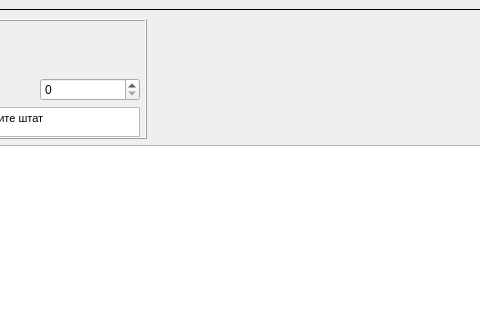
Old version of the form Script_UI.ui in the repository AnikinVladislav/Python-ITMO; both pictures show x 276 to 756 and y 0 to 320 of the 927 by 642 pixel window.
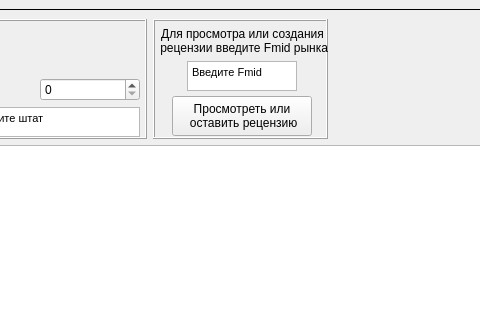
New version of the form. The open tabs and pages were chosen to show the change.

Commit message: Added to View_UI button ViewWriteReviews and review page

```diff
--- a/Script_UI.ui
+++ b/Script_UI.ui
@@ -28,6 +28,304 @@
       </property>
       <widget class="QWidget" name="page">
        <layout class="QGridLayout" name="gridLayout_3">
+        <item row="0" column="3">
+         <widget class="QFrame" name="frame_2">
+          <property name="minimumSize">
+           <size>
+            <width>150</width>
+            <height>120</height>
+           </size>
+          </property>
+          <property name="maximumSize">
+           <size>
+            <width>150</width>
+            <height>120</height>
+           </size>
+          </property>
+          <property name="frameShape">
+           <enum>QFrame::Box</enum>
+          </property>
+          <property name="frameShadow">
+           <enum>QFrame::Raised</enum>
+          </property>
+          <layout class="QVBoxLayout" name="verticalLayout">
+           <property name="leftMargin">
+            <number>1</number>
+           </property>
+           <property name="topMargin">
+            <number>1</number>
+           </property>
+           <property name="rightMargin">
+            <number>1</number>
+           </property>
+           <property name="bottomMargin">
+            <number>1</number>
+           </property>
+           <item>
+            <widget class="QPushButton" name="ButtonViewAllMarkets">
+             <property name="minimumSize">
+              <size>
+               <width>100</width>
+               <height>50</height>
+              </size>
+             </property>
+             <property name="text">
+              <string>Просмотреть все рынки</string>
+             </property>
+            </widget>
+           </item>
+           <item>
+            <widget class="QPushButton" name="ButtonFindMarkets">
+             <property name="minimumSize">
+              <size>
+               <width>50</width>
+               <height>50</height>
+              </size>
+             </property>
+             <property name="text">
+              <string>Найти рынки</string>
+             </property>
+            </widget>
+           </item>
+          </layout>
+         </widget>
+        </item>
+        <item row="0" column="2">
+         <spacer name="horizontalSpacer_3">
+          <property name="orientation">
+           <enum>Qt::Horizontal</enum>
+          </property>
+          <property name="sizeHint" stdset="0">
+           <size>
+            <width>40</width>
+            <height>20</height>
+           </size>
+          </property>
+         </spacer>
+        </item>
+        <item row="1" column="0" colspan="4">
+         <widget class="QTableWidget" name="MarketTable">
+          <property name="minimumSize">
+           <size>
+            <width>0</width>
+            <height>0</height>
+           </size>
+          </property>
+         </widget>
+        </item>
+        <item row="0" column="1">
+         <widget class="QFrame" name="frame_3">
+          <property name="enabled">
+           <bool>true</bool>
+          </property>
+          <property name="sizePolicy">
+           <sizepolicy hsizetype="Preferred" vsizetype="Preferred">
+            <horstretch>0</horstretch>
+            <verstretch>0</verstretch>
+           </sizepolicy>
+          </property>
+          <property name="minimumSize">
+           <size>
+            <width>175</width>
+            <height>120</height>
+           </size>
+          </property>
+          <property name="maximumSize">
+           <size>
+            <width>175</width>
+            <height>120</height>
+           </size>
+          </property>
+          <property name="layoutDirection">
+           <enum>Qt::LeftToRight</enum>
+          </property>
+          <property name="autoFillBackground">
+           <bool>false</bool>
+          </property>
+          <property name="inputMethodHints">
+           <set>Qt::ImhNone</set>
+          </property>
+          <property name="frameShape">
+           <enum>QFrame::Box</enum>
+          </property>
+          <property name="frameShadow">
+           <enum>QFrame::Raised</enum>
+          </property>
+          <layout class="QVBoxLayout" name="verticalLayout_2">
+           <property name="spacing">
+            <number>0</number>
+           </property>
+           <property name="leftMargin">
+            <number>0</number>
+           </property>
+           <property name="topMargin">
+            <number>0</number>
+           </property>
+           <property name="rightMargin">
+            <number>0</number>
+           </property>
+           <property name="bottomMargin">
+            <number>0</number>
+           </property>
+           <item>
+            <widget class="QLabel" name="label">
+             <property name="minimumSize">
+              <size>
+               <width>175</width>
+               <height>40</height>
+              </size>
+             </property>
+             <property name="maximumSize">
+              <size>
+               <width>175</width>
+               <height>400</height>
+              </size>
+             </property>
+             <property name="text">
+              <string>Для просмотра или создания
+ рецензии введите Fmid рынка</string>
+             </property>
+             <property name="alignment">
+              <set>Qt::AlignCenter</set>
+             </property>
+            </widget>
+           </item>
+           <item>
+            <widget class="QWidget" name="widget" native="true">
+             <property name="minimumSize">
+              <size>
+               <width>175</width>
+               <height>30</height>
+              </size>
+             </property>
+             <property name="maximumSize">
+              <size>
+               <width>175</width>
+               <height>30</height>
+              </size>
+             </property>
+             <layout class="QHBoxLayout" name="horizontalLayout_4">
+              <property name="spacing">
+               <number>0</number>
+              </property>
+              <property name="leftMargin">
+               <number>0</number>
+              </property>
+              <property name="topMargin">
+               <number>0</number>
+              </property>
+              <property name="rightMargin">
+               <number>0</number>
+              </property>
+              <property name="bottomMargin">
+               <number>0</number>
+              </property>
+              <item>
+               <widget class="QTextEdit" name="inputFmid">
+                <property name="minimumSize">
+                 <size>
+                  <width>110</width>
+                  <height>30</height>
+                 </size>
+                </property>
+                <property name="maximumSize">
+                 <size>
+                  <width>110</width>
+                  <height>30</height>
+                 </size>
+                </property>
+                <property name="html">
+                 <string>&lt;!DOCTYPE HTML PUBLIC &quot;-//W3C//DTD HTML 4.0//EN&quot; &quot;http://www.w3.org/TR/REC-html40/strict.dtd&quot;&gt;
+&lt;html&gt;&lt;head&gt;&lt;meta name=&quot;qrichtext&quot; content=&quot;1&quot; /&gt;&lt;style type=&quot;text/css&quot;&gt;
+p, li { white-space: pre-wrap; }
+&lt;/style&gt;&lt;/head&gt;&lt;body style=&quot; font-family:'MS Shell Dlg 2'; font-size:8.25pt; font-weight:400; font-style:normal;&quot;&gt;
+&lt;p style=&quot; margin-top:0px; margin-bottom:0px; margin-left:0px; margin-right:0px; -qt-block-indent:0; text-indent:0px;&quot;&gt;Введите Fmid&lt;/p&gt;&lt;/body&gt;&lt;/html&gt;</string>
+                </property>
+               </widget>
+              </item>
+             </layout>
+            </widget>
+           </item>
+           <item>
+            <widget class="QFrame" name="frame_4">
+             <property name="minimumSize">
+              <size>
+               <width>175</width>
+               <height>50</height>
+              </size>
+             </property>
+             <property name="maximumSize">
+              <size>
+               <width>175</width>
+               <height>50</height>
+              </size>
+             </property>
+             <property name="frameShape">
+              <enum>QFrame::NoFrame</enum>
+             </property>
+             <property name="frameShadow">
+              <enum>QFrame::Raised</enum>
+             </property>
+             <property name="lineWidth">
+              <number>1</number>
+             </property>
+             <layout class="QHBoxLayout" name="horizontalLayout_3">
+              <property name="spacing">
+               <number>0</number>
+              </property>
+              <property name="leftMargin">
+               <number>0</number>
+              </property>
+              <property name="topMargin">
+               <number>0</number>
+              </property>
+              <property name="rightMargin">
+               <number>0</number>
+              </property>
+              <property name="bottomMargin">
+               <number>0</number>
+              </property>
+              <item>
+               <widget class="QPushButton" name="ButtonViewWriteReviews">
+                <property name="enabled">
+                 <bool>true</bool>
+                </property>
+                <property name="minimumSize">
+                 <size>
+                  <width>140</width>
+                  <height>0</height>
+                 </size>
+                </property>
+                <property name="maximumSize">
+                 <size>
+                  <width>140</width>
+                  <height>40</height>
+                 </size>
+                </property>
+                <property name="text">
+                 <string>Просмотреть или
+ оставить рецензию</string>
+                </property>
+                <property name="checkable">
+                 <bool>false</bool>
+                </property>
+                <property name="autoDefault">
+                 <bool>false</bool>
+                </property>
+                <property name="default">
+                 <bool>false</bool>
+                </property>
+                <property name="flat">
+                 <bool>false</bool>
+                </property>
+               </widget>
+              </item>
+             </layout>
+            </widget>
+           </item>
+          </layout>
+         </widget>
+        </item>
         <item row="0" column="0">
          <widget class="QFrame" name="frame">
           <property name="maximumSize">
@@ -265,85 +563,6 @@
           </layout>
          </widget>
         </item>
-        <item row="0" column="2">
-         <widget class="QFrame" name="frame_2">
-          <property name="minimumSize">
-           <size>
-            <width>150</width>
-            <height>0</height>
-           </size>
-          </property>
-          <property name="frameShape">
-           <enum>QFrame::Box</enum>
-          </property>
-          <property name="frameShadow">
-           <enum>QFrame::Raised</enum>
-          </property>
-          <layout class="QVBoxLayout" name="verticalLayout">
-           <property name="leftMargin">
-            <number>1</number>
-           </property>
-           <property name="topMargin">
-            <number>1</number>
-           </property>
-           <property name="rightMargin">
-            <number>1</number>
-           </property>
-           <property name="bottomMargin">
-            <number>1</number>
-           </property>
-           <item>
-            <widget class="QPushButton" name="ButtonViewAllMarkets">
-             <property name="minimumSize">
-              <size>
-               <width>100</width>
-               <height>50</height>
-              </size>
-             </property>
-             <property name="text">
-              <string>Просмотреть все рынки</string>
-             </property>
-            </widget>
-           </item>
-           <item>
-            <widget class="QPushButton" name="ButtonFindMarkets">
-             <property name="minimumSize">
-              <size>
-               <width>50</width>
-               <height>50</height>
-              </size>
-             </property>
-             <property name="text">
-              <string>Найти рынки</string>
-             </property>
-            </widget>
-           </item>
-          </layout>
-         </widget>
-        </item>
-        <item row="0" column="1">
-         <spacer name="horizontalSpacer_3">
-          <property name="orientation">
-           <enum>Qt::Horizontal</enum>
-          </property>
-          <property name="sizeHint" stdset="0">
-           <size>
-            <width>40</width>
-            <height>20</height>
-           </size>
-          </property>
-         </spacer>
-        </item>
-        <item row="1" column="0" colspan="3">
-         <widget class="QTableWidget" name="MarketTable">
-          <property name="minimumSize">
-           <size>
-            <width>0</width>
-            <height>0</height>
-           </size>
-          </property>
-         </widget>
-        </item>
        </layout>
        <zorder>frame</zorder>
        <zorder>MarketTable</zorder>
```
Left out of the diff: 78 changed lines with no effect on the pictures. The commit also changes 2 other files.
